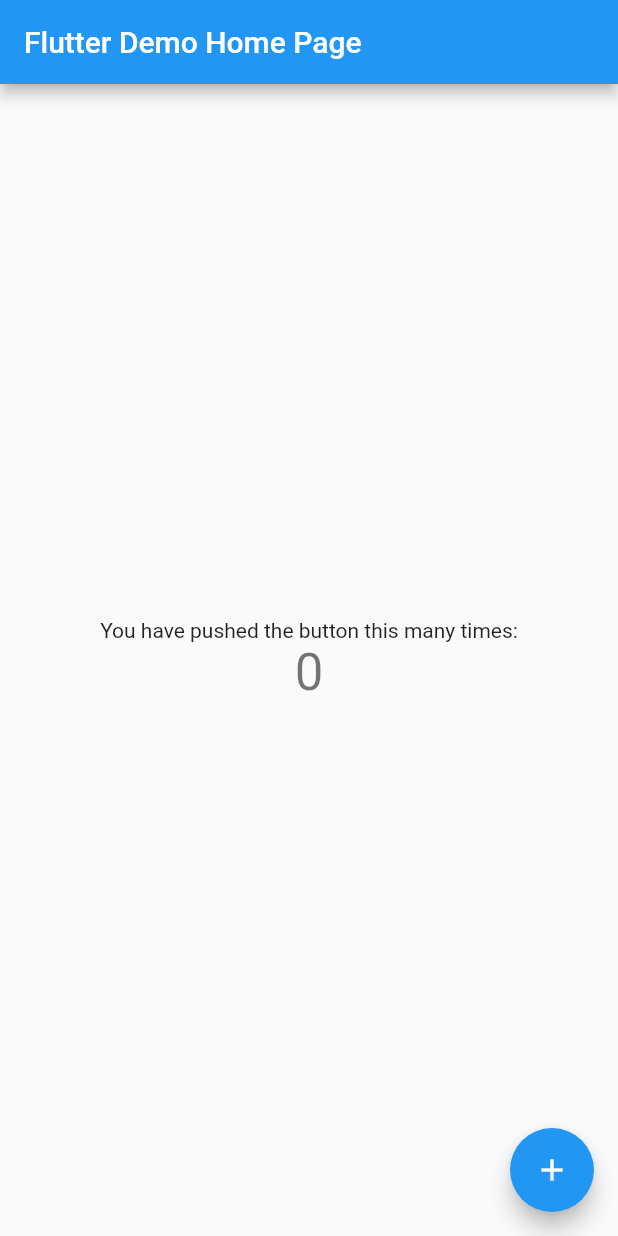
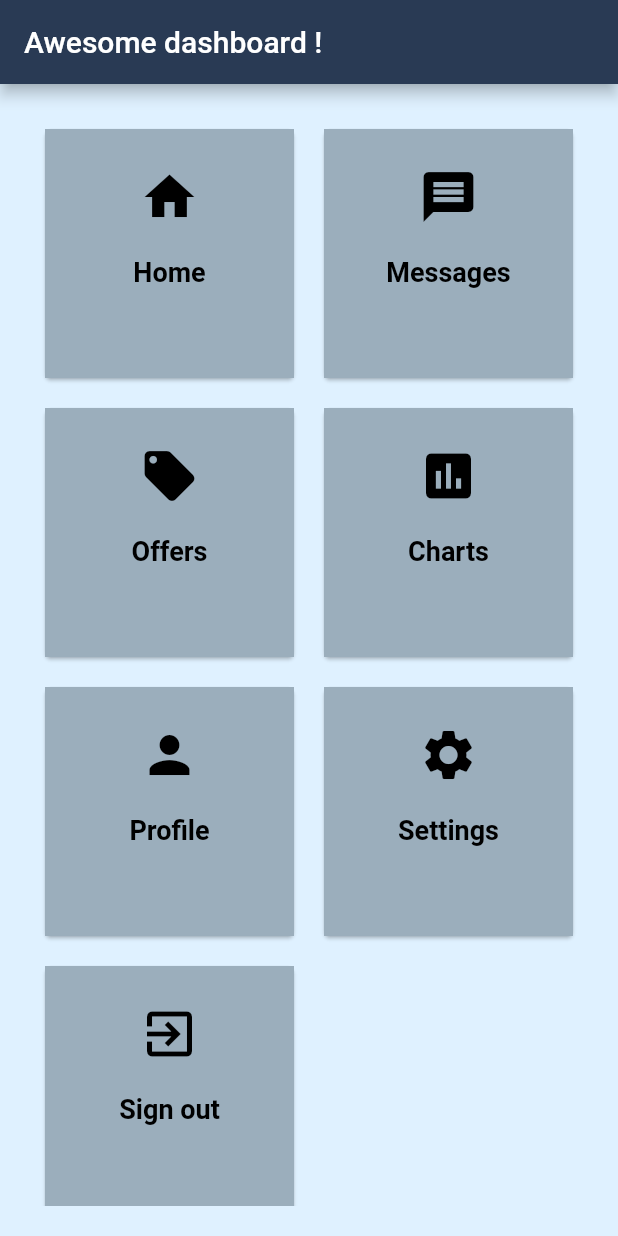
Before and after one commit to Azerdaoui/App-Dashboard-Flutter, a Flutter app: the screen it shows after launch, on a phone screen of 412 x 824 dp. Run offline on Flutter 3.47's test engine with Material 2 defaults, Android fonts, the phone set to English and light mode, and no system bars.

Commit message:
add dashboard page

```diff
--- a/lib/main.dart
+++ b/lib/main.dart
@@ -1,111 +1,14 @@
 import 'package:flutter/material.dart';
+import 'package:app_dashboard/ui/dashboard.dart';
 
-void main() => runApp(MyApp());
+void main() => runApp(new MyApp());
 
 class MyApp extends StatelessWidget {
-  // This widget is the root of your application.
   @override
   Widget build(BuildContext context) {
-    return MaterialApp(
-      title: 'Flutter Demo',
-      theme: ThemeData(
-        // This is the theme of your application.
-        //
-        // Try running your application with "flutter run". You'll see the
-        // application has a blue toolbar. Then, without quitting the app, try
-        // changing the primarySwatch below to Colors.green and then invoke
-        // "hot reload" (press "r" in the console where you ran "flutter run",
-        // or simply save your changes to "hot reload" in a Flutter IDE).
-        // Notice that the counter didn't reset back to zero; the application
-        // is not restarted.
-        primarySwatch: Colors.blue,
-      ),
-      home: MyHomePage(title: 'Flutter Demo Home Page'),
+    return new MaterialApp(
+      title: 'App dashboard | Flutter',
+      home: Dashboard(),
     );
   }
 }
-
-class MyHomePage extends StatefulWidget {
-  MyHomePage({Key key, this.title}) : super(key: key);
-
-  // This widget is the home page of your application. It is stateful, meaning
-  // that it has a State object (defined below) that contains fields that affect
-  // how it looks.
-
-  // This class is the configuration for the state. It holds the values (in this
-  // case the title) provided by the parent (in this case the App widget) and
-  // used by the build method of the State. Fields in a Widget subclass are
-  // always marked "final".
-
-  final String title;
-
-  @override
-  _MyHomePageState createState() => _MyHomePageState();
-}
-
-class _MyHomePageState extends State<MyHomePage> {
-  int _counter = 0;
-
-  void _incrementCounter() {
-    setState(() {
-      // This call to setState tells the Flutter framework that something has
-      // changed in this State, which causes it to rerun the build method below
-      // so that the display can reflect the updated values. If we changed
-      // _counter without calling setState(), then the build method would not be
-      // called again, and so nothing would appear to happen.
-      _counter++;
-    });
-  }
-
-  @override
-  Widget build(BuildContext context) {
-    // This method is rerun every time setState is called, for instance as done
-    // by the _incrementCounter method above.
-    //
-    // The Flutter framework has been optimized to make rerunning build methods
-    // fast, so that you can just rebuild anything that needs updating rather
-    // than having to individually change instances of widgets.
-    return Scaffold(
-      appBar: AppBar(
-        // Here we take the value from the MyHomePage object that was created by
-        // the App.build method, and use it to set our appbar title.
-        title: Text(widget.title),
-      ),
-      body: Center(
-        // Center is a layout widget. It takes a single child and positions it
-        // in the middle of the parent.
-        child: Column(
-          // Column is also layout widget. It takes a list of children and
-          // arranges them vertically. By default, it sizes itself to fit its
-          // children horizontally, and tries to be as tall as its parent.
-          //
-          // Invoke "debug painting" (press "p" in the console, choose the
-          // "Toggle Debug Paint" action from the Flutter Inspector in Android
-          // Studio, or the "Toggle Debug Paint" command in Visual Studio Code)
-          // to see the wireframe for each widget.
-          //
-          // Column has various properties to control how it sizes itself and
-          // how it positions its children. Here we use mainAxisAlignment to
-          // center the children vertically; the main axis here is the vertical
-          // axis because Columns are vertical (the cross axis would be
-          // horizontal).
-          mainAxisAlignment: MainAxisAlignment.center,
-          children: <Widget>[
-            Text(
-              'You have pushed the button this many times:',
-            ),
-            Text(
-              '$_counter',
-              style: Theme.of(context).textTheme.display1,
-            ),
-          ],
-        ),
-      ),
-      floatingActionButton: FloatingActionButton(
-        onPressed: _incrementCounter,
-        tooltip: 'Increment',
-        child: Icon(Icons.add),
-      ), // This trailing comma makes auto-formatting nicer for build methods.
-    );
-  }
-}
--- /dev/null
+++ b/lib/ui/dashboard.dart
@@ -0,0 +1,68 @@
+import 'package:flutter/cupertino.dart';
+import 'package:flutter/material.dart';
+
+
+class Dashboard extends StatefulWidget {
+  @override
+  _DashboardState createState() => _DashboardState();
+}
+
+class _DashboardState extends State<Dashboard> {
+  @override
+  Widget build(BuildContext context) {
+    return Scaffold(
+      appBar: new AppBar(
+        title: Text('Awesome dashboard !'),
+        backgroundColor: Color.fromRGBO(41,58,84,1),
+      ),
+      body: new Container(
+        padding: EdgeInsets.all(20),
+        color: Color.fromRGBO(223,241,255, 1),
+        child: GridView.count(
+          crossAxisCount: 2,
+          children: <Widget>[
+            makeCardDashboarItem("Home", Icons.home),
+            makeCardDashboarItem("Messages", Icons.message),
+            makeCardDashboarItem("Offers", Icons.local_offer),
+            makeCardDashboarItem("Charts", Icons.insert_chart),
+            makeCardDashboarItem("Profile", Icons.person),
+            makeCardDashboarItem("Settings", Icons.settings),
+            makeCardDashboarItem("Sign out", Icons.exit_to_app),
+          ],
+        ),
+      ),
+    );
+  }
+
+  Card makeCardDashboarItem(String title, IconData icon){
+    return new Card(
+      margin: EdgeInsets.all(10),
+      child: Container(
+        color: Color.fromRGBO(155,174,188,1),
+        child: InkWell(
+          onTap: () {},
+          child: new Column(
+            crossAxisAlignment: CrossAxisAlignment.center,
+            children: <Widget>[
+              SizedBox(height: 25),
+              Center(
+                child: Icon(
+                  icon,
+                  size: 40,
+                  color: Colors.black,
+                ),
+              ),
+              SizedBox(height: 20),
+              Center(
+                child: Text(
+                  title,
+                  style: new TextStyle(fontSize: 18, fontStyle: FontStyle.normal, fontWeight: FontWeight.w600, color: Colors.black)
+                ),
+              ),
+            ],
+          ),
+        ),
+      ),
+    );
+  }
+}
```
Also changed, not shown: 1 other file.
